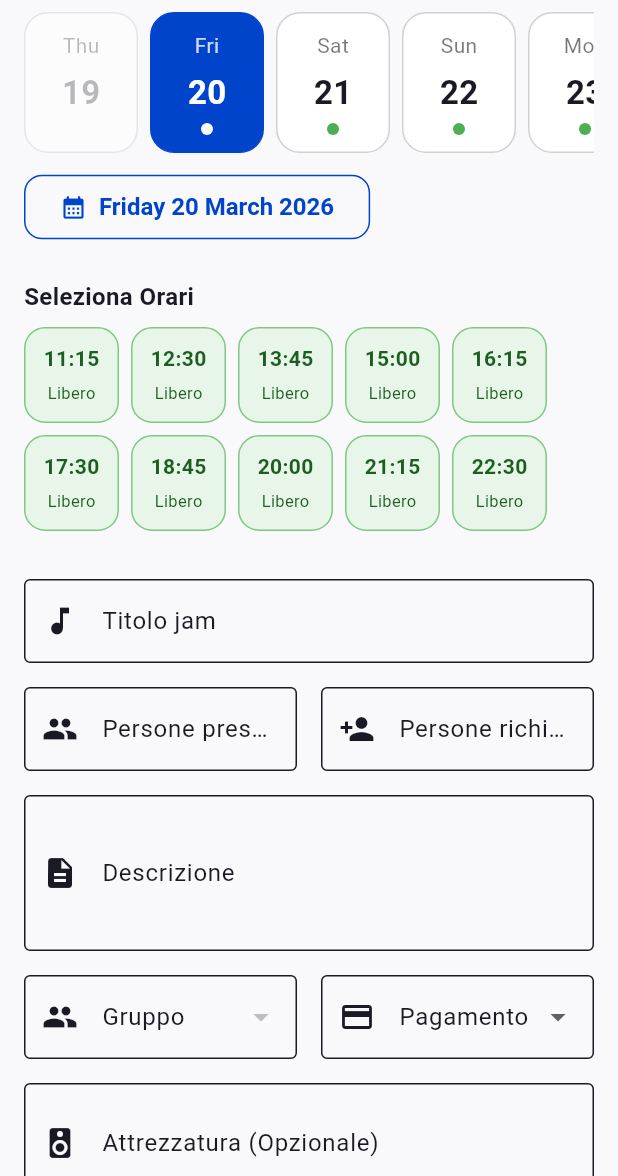
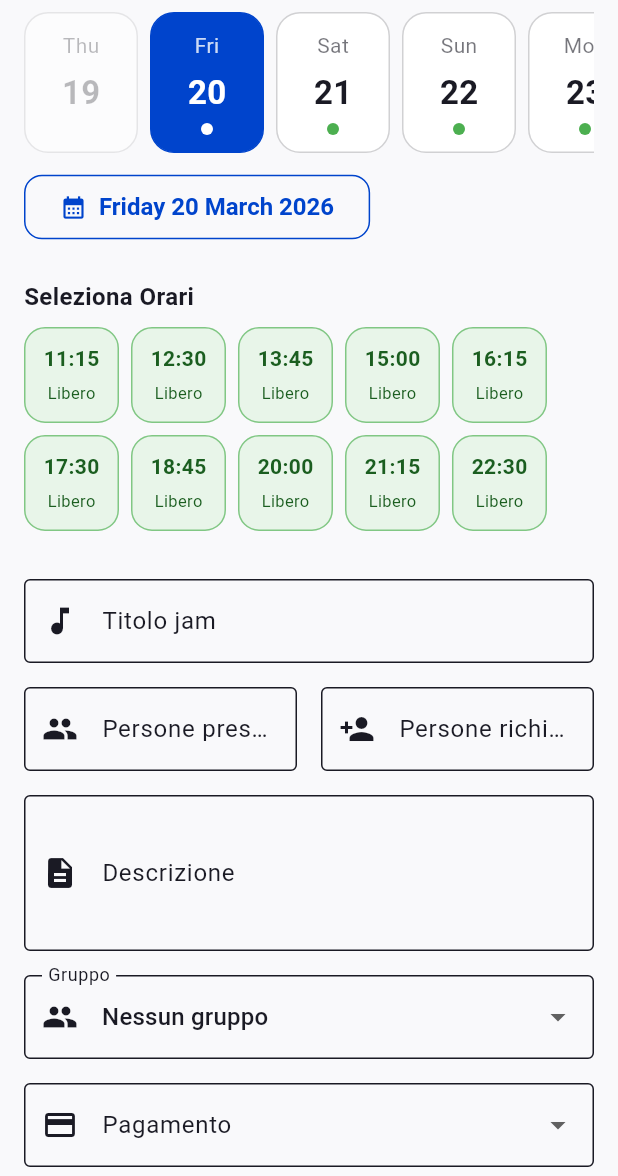
Before and after one commit to Liaron/SoundImplosion, a Flutter app: the OrganizeJamPageMobile screen opened directly, after a tap on an icon or button, on a phone screen of 412 x 824 dp, the part 60-1236 px from its top. Run offline on Flutter 3.47's test engine with Material 3 defaults, Android fonts, the phone set to English and light mode, and no system bars; our stand-ins replace cloud_functions, firebase_analytics, firebase_auth, firebase_core, firebase_crashlytics, firebase_database and 6 more; accounts and stored records are empty.

Commit message:
Improve group selection and jam form responsiveness

```diff
--- a/lib/app/features/jam/organize_jam_page_mobile.dart
+++ b/lib/app/features/jam/organize_jam_page_mobile.dart
@@ -535,48 +535,75 @@ class _OrganizeJamPageMobileState extends State<OrganizeJamPageMobile> {
                 ),
                 const SizedBox(height: 16),
 
-                // Gruppo e Pagamento sulla stessa riga
-                Row(
-                  crossAxisAlignment: CrossAxisAlignment.start,
-                  children: [
-                    Expanded(
-                      child: DropdownButtonFormField<String>(
+                // Gruppo e Pagamento affiancati solo quando c'e spazio sufficiente
+                LayoutBuilder(
+                  builder: (context, constraints) {
+                    final useVerticalLayout = constraints.maxWidth < 430;
+                    final groupField = DropdownButtonFormField<String>(
                       decoration: const InputDecoration(
                         labelText: 'Gruppo',
                         border: OutlineInputBorder(),
                         prefixIcon: Icon(Icons.group),
                       ),
+                      key: ValueKey<String?>(_controller.selectedGroupId),
                       initialValue: _controller.selectedGroupId,
-                        items: _controller.userGroups.map((group) {
-                          return DropdownMenuItem(
+                      isExpanded: true,
+                      items: [
+                        const DropdownMenuItem<String>(
+                          value: null,
+                          child: Text('Nessun gruppo'),
+                        ),
+                        ..._controller.userGroups.map((group) {
+                          return DropdownMenuItem<String>(
                             value: group['id'],
                             child: Text(
                               group['name'] ?? '',
                               overflow: TextOverflow.ellipsis,
                             ),
                           );
-                        }).toList(),
+                        }),
+                      ],
                       onChanged: _controller.setSelectedGroup,
-                      ),
-                    ),
-                    const SizedBox(width: 16),
-                    Expanded(
-                      child: DropdownButtonFormField<String>(
+                    );
+
+                    final paymentField = DropdownButtonFormField<String>(
                       decoration: const InputDecoration(
                         labelText: 'Pagamento',
                         border: OutlineInputBorder(),
                         prefixIcon: Icon(Icons.payment),
                       ),
                       initialValue: _controller.selectedPayment,
+                      isExpanded: true,
                       items: OrganizeJamController.paymentOptions.map((opt) {
-                          return DropdownMenuItem(value: opt, child: Text(opt));
+                        return DropdownMenuItem<String>(
+                          value: opt,
+                          child: Text(opt),
+                        );
                       }).toList(),
                       onChanged: _controller.setSelectedPayment,
                       validator: (value) =>
                           value == null ? 'Obbligatorio' : null,
-                      ),
-                    ),
+                    );
+
+                    if (useVerticalLayout) {
+                      return Column(
+                        children: [
+                          groupField,
+                          const SizedBox(height: 16),
+                          paymentField,
                         ],
+                      );
+                    }
+
+                    return Row(
+                      crossAxisAlignment: CrossAxisAlignment.start,
+                      children: [
+                        Expanded(child: groupField),
+                        const SizedBox(width: 16),
+                        Expanded(child: paymentField),
+                      ],
+                    );
+                  },
                 ),
                 const SizedBox(height: 16),
 
```
Also changed, not shown: lib/app/features/book/book_now_page_mobile.dart (+14 -6 lines). Lines whose indentation alone changed are shown as unchanged.
